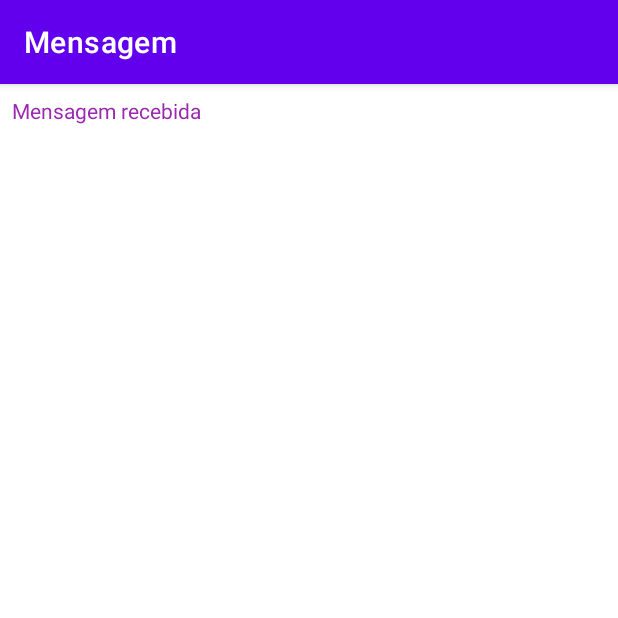
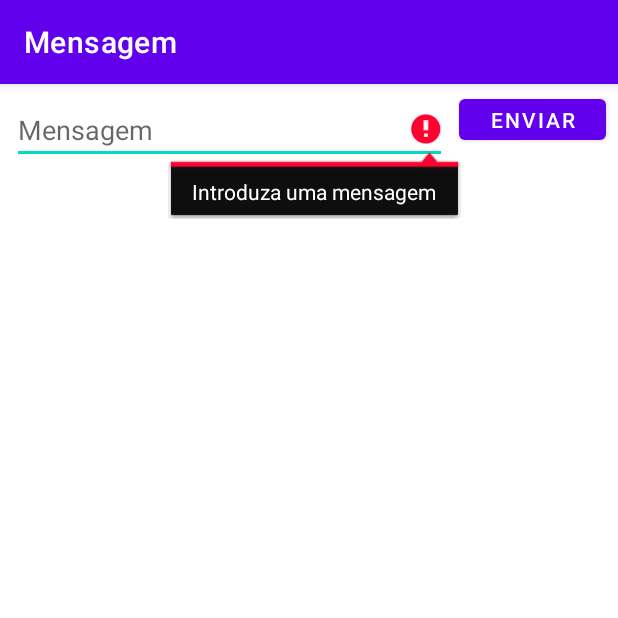
Before and after one commit to LeonardoCMarques/TesteMensagem, an Android app: the screen it shows after launch (MostraMensagemActivity before the commit, MainActivity after it), after a tap on "ENVIAR", on a phone screen of 412 x 824 dp, the top half of it. Run offline under Robolectric (Android 15) with nearby library versions, the phone set to English and light mode, and no system bars.

Commit message:
Validar que o utilizador intruduz uma mensagem antes de mudar de atividade

```diff
--- a/app/src/main/java/pt/ipg/mensagem/MainActivity.kt
+++ b/app/src/main/java/pt/ipg/mensagem/MainActivity.kt
@@ -13,7 +13,7 @@ class MainActivity : AppCompatActivity() {
     }
     companion object{
 
-        public val Info_Extra_Mensagem = "Mensagem"
+        val Info_Extra_Mensagem = "Mensagem"
 
 
     }
@@ -22,9 +22,13 @@ class MainActivity : AppCompatActivity() {
 
         val mensagem = editTextMensagem.text.toString()
 
+        if(mensagem.isBlank()){
+            editTextMensagem.error = "Introduza uma mensagem"
+            return
+        }
+
         val intent = Intent(this, MostraMensagemActivity::class.java)
         intent.putExtra(Info_Extra_Mensagem, mensagem)
-
         startActivity(intent)
 
     }
```
